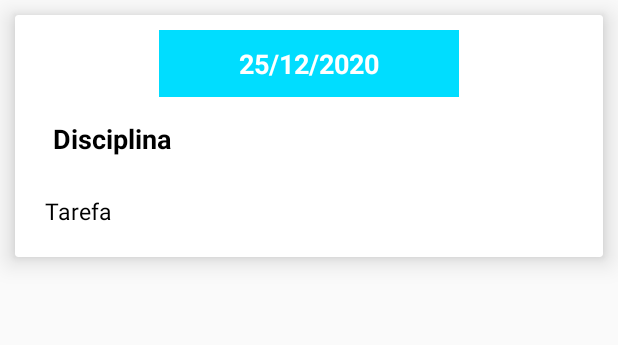
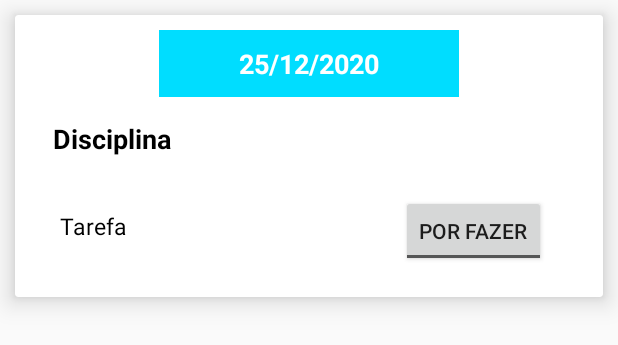
Before and after one commit to diogoguerra03/PAP, an Android app: the layout adapter_tarefa.xml on its own in the app's theme, with its tools: preview values and no code run, on a phone screen of 412 x 824 dp. Shown: the top 345 px of the screen. Run offline under Robolectric (Android 15) with nearby library versions, the phone set to English and light mode, and no system bars.

Commit message:
Alteração da checkbox para um toogleBtn

```diff
--- a/app/src/main/res/layout/adapter_tarefa.xml
+++ b/app/src/main/res/layout/adapter_tarefa.xml
@@ -13,7 +13,6 @@
         android:layout_height="wrap_content"
         android:orientation="vertical"
         android:layout_margin="10dp">
-
         <LinearLayout
             android:layout_width="match_parent"
             android:layout_height="wrap_content"
@@ -49,17 +48,17 @@
                 android:maxLines="1"
                 android:textColor="#000"/>
 
-        <!--
+
             <LinearLayout
                 android:layout_width="match_parent"
                 android:layout_height="wrap_content"
                 android:layout_margin="10dp"
-                and:orientation="horizontal">>
-                        <RelativeLayout
-                            android:layout_width="0dp"
-                            android:layout_height="wrap_content"
-                            android:layout_weight="5">
-                -->
+                android:orientation="horizontal">>
+                <RelativeLayout
+                    android:layout_width="0dp"
+                    android:layout_height="wrap_content"
+                    android:layout_weight="5">
+
                     <TextView
                         android:id="@+id/descricaoTv"
                         android:layout_width="match_parent"
@@ -69,8 +68,7 @@
                         android:text="@string/tarefa"
                         android:textSize="15sp"
                         android:maxLines="3"/>
-        </LinearLayout>
-                    <!--
+
                 </RelativeLayout>
 
                 <RelativeLayout
@@ -80,17 +78,17 @@
                     android:layout_gravity="center"
                     android:gravity="center">
 
-                    <CheckBox
-                        android:id="@+id/checkBoxRealizada"
+                    <ToggleButton
+                        android:id="@+id/toogleBtnRealizada"
                         android:layout_width="wrap_content"
                         android:layout_height="wrap_content"
-                        android:layout_weight="1"
-                        android:text="Realizada"
-                        android:gravity="center"
-                        />
-                </RelativeLayout> -->
+                        android:text=""
+                        android:textOff="Por fazer"
+                        android:textOn="Realizada" />
+                </RelativeLayout>
+            </LinearLayout>
+    </LinearLayout>
 
     </LinearLayout>
 
-
 </androidx.cardview.widget.CardView>
```
